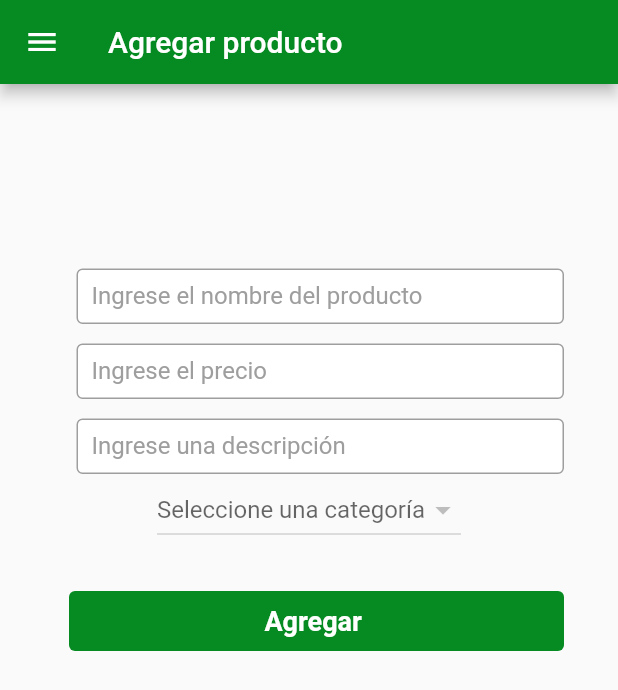
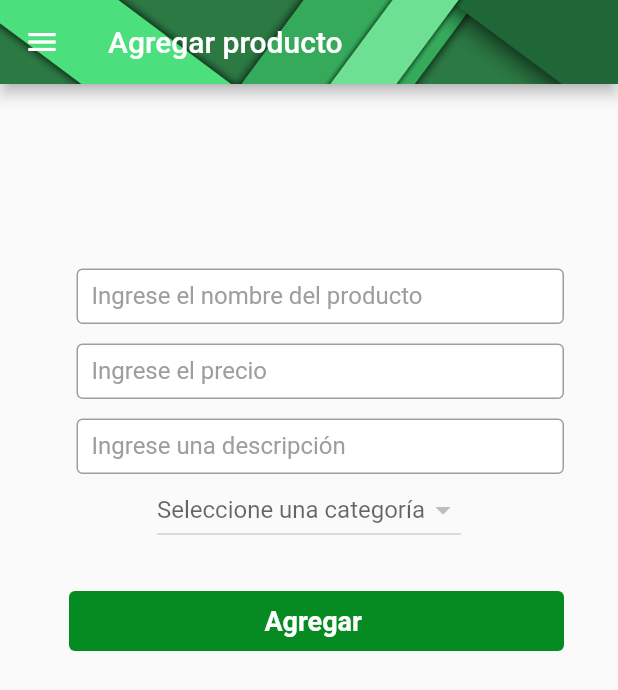
Before and after one commit to frankpezo/restaurant_app, a Flutter app: the AdminAddProduct screen opened directly with empty values, on a phone screen of 412 x 824 dp. Shown: the top 690 px of the screen. Run offline on Flutter 3.47's test engine with Material 2 defaults, Android fonts, the phone set to English and light mode, and no system bars; network calls fail.

Commit message:
Dando detalles de diseño

```diff
--- a/lib/view/componentes/adminAddProduct.dart
+++ b/lib/view/componentes/adminAddProduct.dart
@@ -118,14 +118,20 @@ class _AdminAddProductState extends State<AdminAddProduct> {
       //1. Creamos el drawer
       appBar: AppBar(
         title: Text('Agregar producto'),
-        backgroundColor: Color.fromARGB(255, 5, 139, 34),
+        flexibleSpace: Image(
+          image: AssetImage('assets/logo/p2.png'),
+          fit: BoxFit.cover,
+        ),
       ),
       drawer: Drawer(
         child: ListView(
           children: [
             //1.1. Header
             Container(
-              color: Color.fromARGB(255, 5, 139, 34),
+              decoration: BoxDecoration(
+                  image: DecorationImage(
+                      image: AssetImage('assets/logo/p2.png'),
+                      fit: BoxFit.cover)),
               width: double.infinity,
               height: 200,
               padding: EdgeInsets.only(top: 20.0),
@@ -230,9 +236,6 @@ class _AdminAddProductState extends State<AdminAddProduct> {
                       },
                     ),
 
-                    SizedBox(
-                      height: 100,
-                    ),
                     Divider(),
                     ListTile(
                       leading: Icon(Icons.exit_to_app),
--- a/lib/view/login.dart
+++ b/lib/view/login.dart
@@ -217,7 +217,7 @@ class _LoginPageState extends State<LoginPage> {
                                         hintStyle:
                                             TextStyle(color: Colors.grey[500]),
                                         suffixIcon: IconButton(
-                                          padding: EdgeInsets.only(bottom: 10),
+                                          padding: EdgeInsets.only(bottom: 5),
                                           onPressed: () => setState(() {
                                             obscurePass = !obscurePass;
                                           }),
@@ -250,7 +250,7 @@ class _LoginPageState extends State<LoginPage> {
                                     },
 
                                     child: Container(
-                                      width: 270,
+                                      width: 263,
                                       height: 40,
                                       margin: EdgeInsets.only(
                                           left: 20, right: 10, top: 20),
```
Also changed, not shown: lib/view/admin.dart (+12 -7 lines), lib/view/componentes/admiCatEdit.dart (+4 -4 lines), lib/view/componentes/adminCatInsert.dart (+11 -7 lines), lib/view/componentes/adminCatList.dart (+8 -5 lines), lib/view/componentes/adminEditList.dart (+8 -5 lines), lib/view/componentes/adminListProducto.dart (+13 -7 lines), assets/logo/p.jpg (added), assets/logo/p2.png (added).
